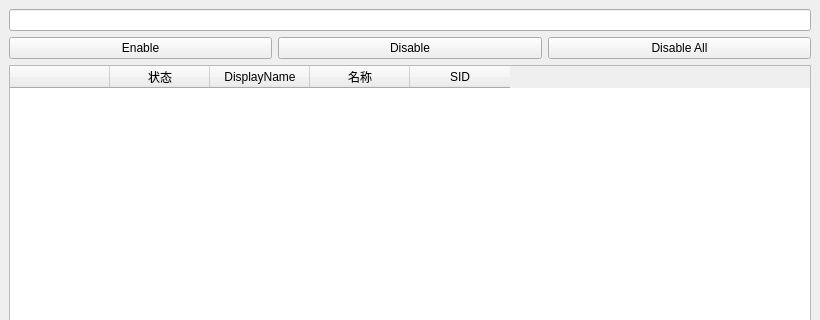
Old version of the form py/uwp_loopback/uwp_loopback_ui.ui in the repository dayepao/backup; both pictures show x 0 to 820 and y 0 to 320 of the 820 by 690 pixel window.
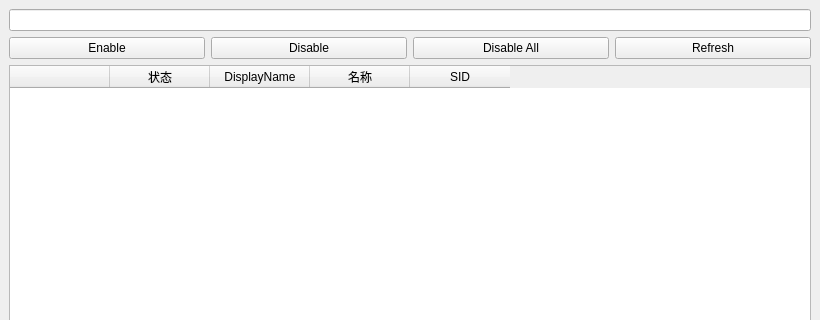
New version of the form.

```diff
--- a/py/uwp_loopback/uwp_loopback_ui.ui
+++ b/py/uwp_loopback/uwp_loopback_ui.ui
@@ -15,7 +15,7 @@
   </property>
   <widget class="QWidget" name="centralwidget">
    <layout class="QGridLayout" name="gridLayout">
-    <item row="0" column="0" colspan="3">
+    <item row="0" column="0" colspan="4">
      <widget class="QLineEdit" name="lineEdit">
       <property name="readOnly">
        <bool>true</bool>
@@ -43,7 +43,14 @@
       </property>
      </widget>
     </item>
-    <item row="2" column="0" colspan="3">
+    <item row="1" column="3">
+     <widget class="QPushButton" name="pushButton_4">
+      <property name="text">
+       <string>Refresh</string>
+      </property>
+     </widget>
+    </item>
+    <item row="2" column="0" colspan="4">
      <widget class="QTableWidget" name="tableWidget">
       <attribute name="horizontalHeaderDefaultSectionSize">
        <number>100</number>
```
